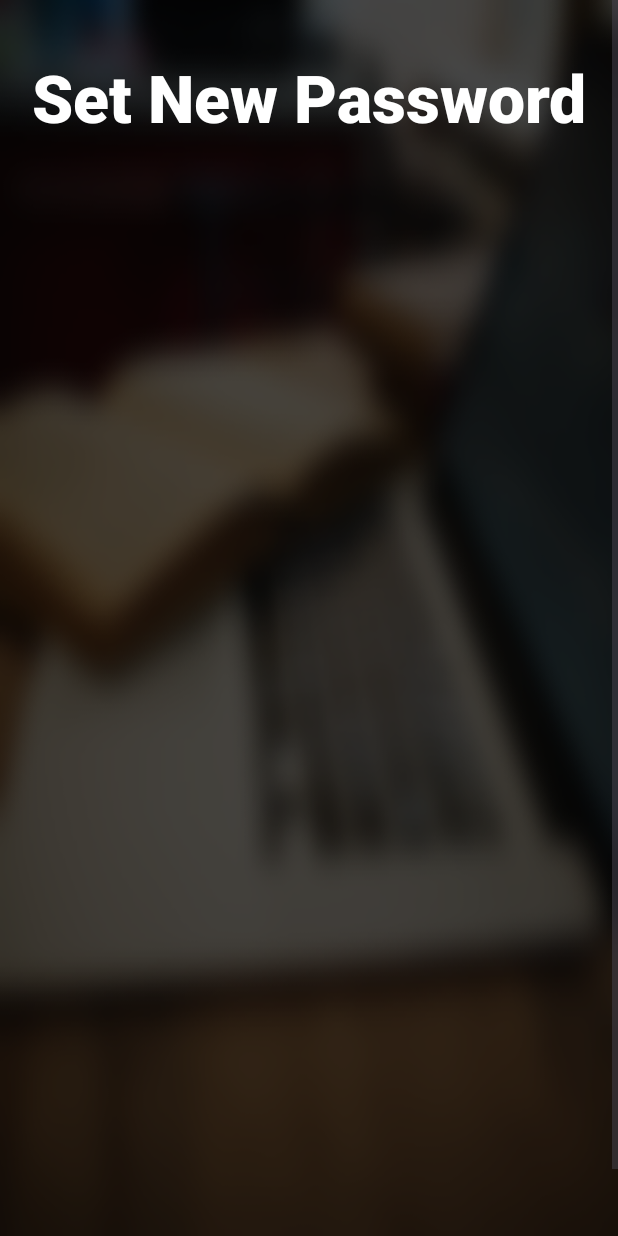
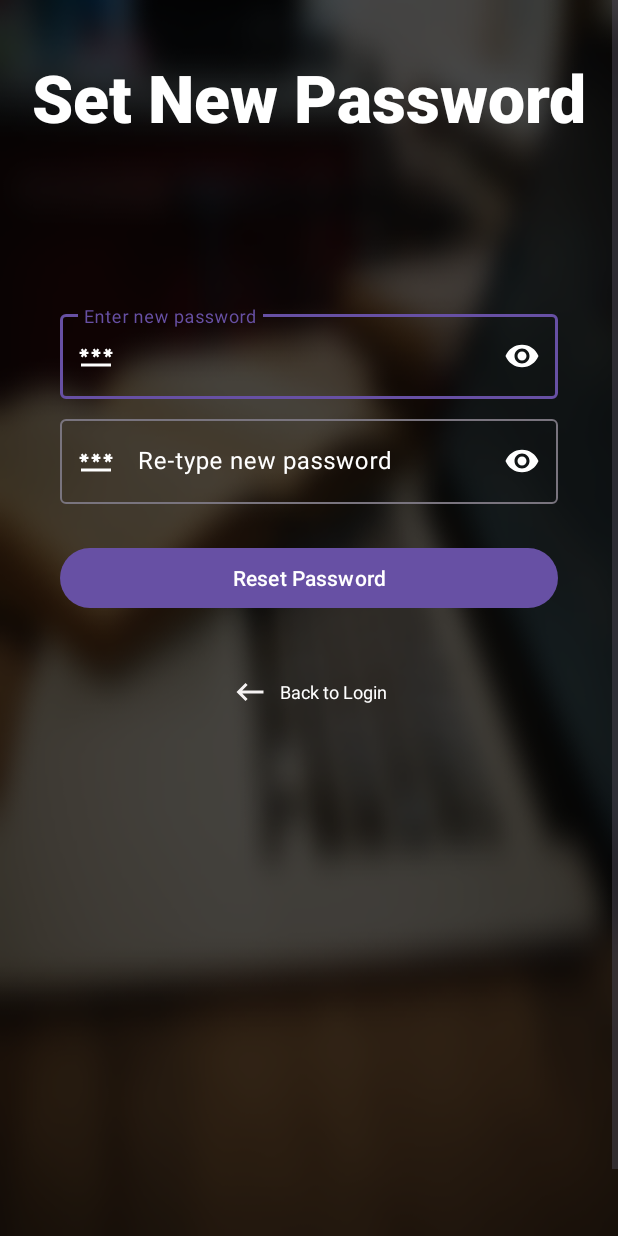
Before and after one commit to Aarzoo-Bansal/Study-Buddy, an Android app: the SetNewPassword screen opened directly, with no data from a screen before it, on a phone screen of 412 x 824 dp. Run offline under Robolectric (Android 15) with nearby library versions, the light colour scheme and no system bars.

Commit message:
Made changes to set new password screen

```diff
--- /dev/null
+++ b/app/src/main/java/com/example/studybuddy_aarzoo/utils/InputValidations.java
@@ -0,0 +1,18 @@
+package com.example.studybuddy_aarzoo.utils;
+
+import java.util.regex.Matcher;
+import java.util.regex.Pattern;
+
+public class InputValidations {
+
+    public boolean validateEmailAddress(String email){
+
+        if(email.isEmpty() || email.isBlank()){
+            return false;
+        }
+
+        Pattern emailPattern = Pattern.compile("^[a-zA-Z0-9._%+-]+@[a-zA-Z0-9.-]+\\.[a-zA-Z]{2,6}$");
+        Matcher matcher = emailPattern.matcher(email);
+        return matcher.matches();
+    }
+}
--- a/app/src/main/res/layout/activity_set_new_password.xml
+++ b/app/src/main/res/layout/activity_set_new_password.xml
@@ -47,6 +47,95 @@
                 app:layout_constraintStart_toStartOf="parent"
                 app:layout_constraintTop_toTopOf="parent">
 
+                <com.google.android.material.textfield.TextInputLayout
+                    android:id="@+id/passwordLayout"
+                    android:layout_width="match_parent"
+                    android:layout_height="wrap_content"
+                    android:layout_marginTop="8dp"
+                    android:layout_marginBottom="8dp"
+                    android:hint="@string/new_password_hint"
+                    android:textColorHint="@color/white"
+                    app:layout_constraintBottom_toTopOf="@+id/newConfirmPasswordLayout"
+                    app:layout_constraintEnd_toEndOf="parent"
+                    app:layout_constraintHorizontal_bias="0.0"
+                    app:layout_constraintStart_toStartOf="parent"
+                    app:layout_constraintTop_toTopOf="parent"
+                    app:passwordToggleDrawable="@drawable/baseline_visibility_24"
+                    app:passwordToggleEnabled="true"
+                    app:passwordToggleTint="@color/white"
+                    app:startIconDrawable="@drawable/baseline_password_24"
+                    app:startIconTint="@color/white">
+
+                    <com.google.android.material.textfield.TextInputEditText
+                        android:id="@+id/newPasswordEditText"
+                        android:layout_width="match_parent"
+                        android:layout_height="wrap_content"
+                        android:ems="10"
+                        android:inputType="textPassword"
+                        android:textColor="@color/white"
+                        app:hintTextColor="@color/white"
+                        tools:layout_editor_absoluteX="1dp"
+                        tools:layout_editor_absoluteY="220dp" />
+
+
+                </com.google.android.material.textfield.TextInputLayout>
+
+                <com.google.android.material.textfield.TextInputLayout
+                    android:id="@+id/newConfirmPasswordLayout"
+                    android:layout_width="match_parent"
+                    android:layout_height="wrap_content"
+                    android:layout_marginTop="8dp"
+                    android:layout_marginBottom="4dp"
+                    android:hint="@string/new_confirm_password_hint"
+                    android:textColorHint="@color/white"
+                    app:layout_constraintEnd_toEndOf="parent"
+                    app:layout_constraintHorizontal_bias="0.0"
+                    app:layout_constraintStart_toStartOf="parent"
+                    app:layout_constraintTop_toBottomOf="@+id/passwordLayout"
+                    app:passwordToggleDrawable="@drawable/baseline_visibility_24"
+                    app:passwordToggleEnabled="true"
+                    app:passwordToggleTint="@color/white"
+                    app:startIconDrawable="@drawable/baseline_password_24"
+                    app:startIconTint="@color/white">
+
+                    <com.google.android.material.textfield.TextInputEditText
+                        android:id="@+id/confirmPasswordEditText"
+                        android:layout_width="match_parent"
+                        android:layout_height="wrap_content"
+                        android:ems="10"
+                        android:inputType="textPassword"
+                        android:textColor="@color/white"
+                        tools:layout_editor_absoluteX="0dp"
+                        tools:layout_editor_absoluteY="243dp" />
+
+                </com.google.android.material.textfield.TextInputLayout>
+
+                <TextView
+                    android:id="@+id/backToLogin"
+                    android:layout_width="wrap_content"
+                    android:layout_height="wrap_content"
+                    android:layout_marginTop="40dp"
+                    android:drawablePadding="8dp"
+                    android:gravity="center_vertical"
+                    android:text="@string/back_to_login"
+                    android:textColor="@color/white"
+                    android:textSize="12sp"
+                    app:drawableLeftCompat="@drawable/baseline_keyboard_backspace_24"
+                    app:layout_constraintEnd_toEndOf="parent"
+                    app:layout_constraintStart_toStartOf="parent"
+                    app:layout_constraintTop_toBottomOf="@+id/resetPassword" />
+
+                <Button
+                    android:id="@+id/resetPassword"
+                    android:layout_width="match_parent"
+                    android:layout_height="wrap_content"
+                    android:layout_marginTop="25dp"
+                    android:text="@string/reset_password_email"
+                    app:layout_constraintEnd_toEndOf="parent"
+                    app:layout_constraintHorizontal_bias="0.0"
+                    app:layout_constraintStart_toStartOf="parent"
+                    app:layout_constraintTop_toBottomOf="@+id/newConfirmPasswordLayout" />
+
             </androidx.constraintlayout.widget.ConstraintLayout>
         </androidx.constraintlayout.widget.ConstraintLayout>
     </LinearLayout>
--- a/app/src/main/res/values/strings.xml
+++ b/app/src/main/res/values/strings.xml
@@ -19,5 +19,7 @@
     <string name="email_password">Enter your email</string>
     <string name="back_to_login">Back to Login</string>
     <string name="reset_password_email">Reset Password</string>
+    <string name="new_password_hint">Enter new password</string>
+    <string name="new_confirm_password_hint">Re-type new password</string>
     <string name="email_send_confirmation">We\'ve processed your request. If the email address is linked to an account, you\'ll receive reset instructions soon.</string>
 </resources>
```
